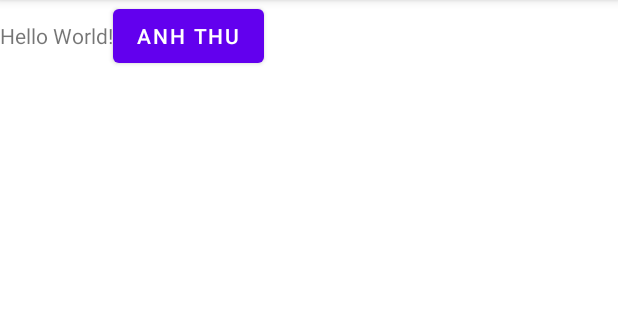
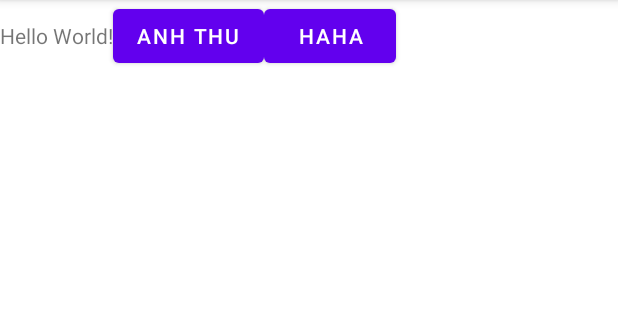
Before and after one commit to AnhThuNe2022/android2, an Android app: the screen it shows after launch (MainActivity), on a phone screen of 412 x 824 dp, the part 84-404 px from its top. Run offline under Robolectric (Android 15) with nearby library versions, the phone set to English and light mode, and no system bars.

Commit message:
add button

```diff
--- a/app/src/main/res/layout/activity_main.xml
+++ b/app/src/main/res/layout/activity_main.xml
@@ -20,4 +20,10 @@
       android:layout_height="wrap_content"
       android:text="Anh Thu"
       />
+
+    <Button
+        android:layout_width="wrap_content"
+        android:layout_height="wrap_content"
+        android:text="haha"
+        />
 </LinearLayout>
```
